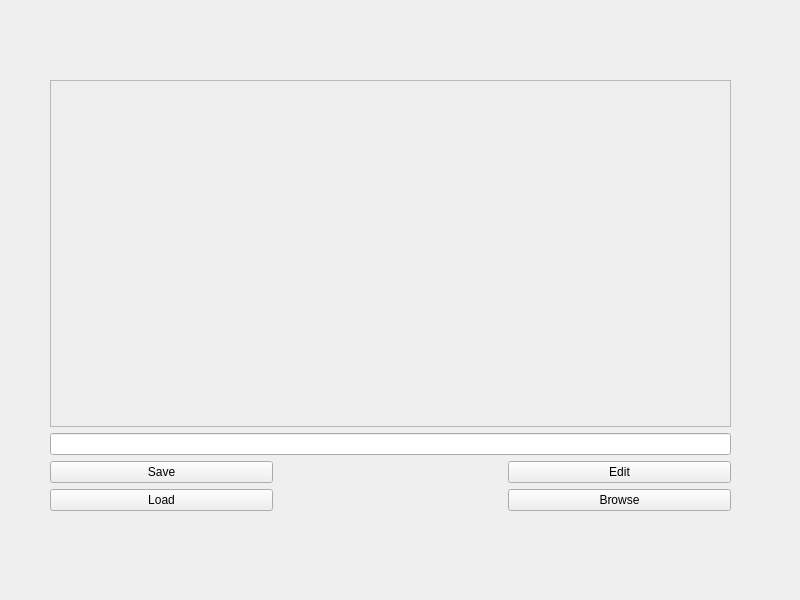
This is polynomial-solver/MainWindow.ui in aczarnas/polynomial-solver as Qt 5 draws it before an edit. The edited form follows.
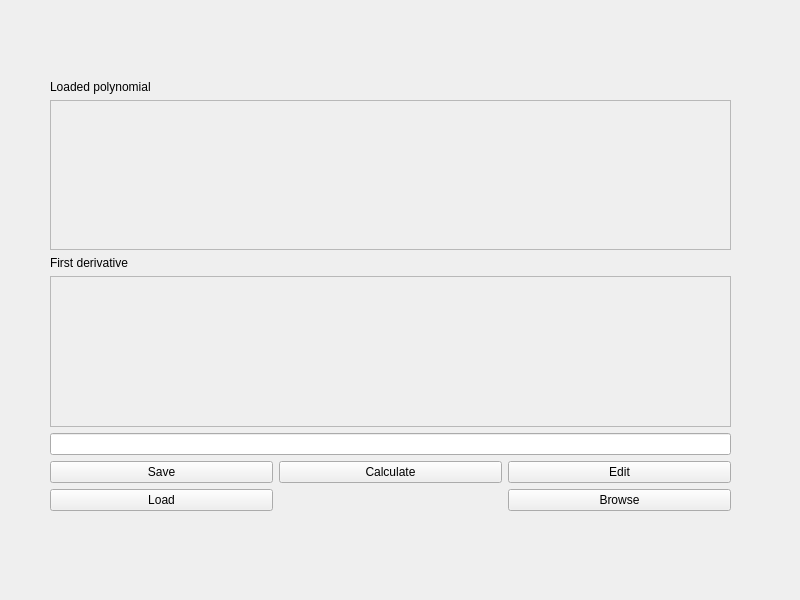
This is the edited form.

Commit message: added field for derivative

```diff
--- a/polynomial-solver/MainWindow.ui
+++ b/polynomial-solver/MainWindow.ui
@@ -14,7 +14,7 @@
    <string>MainWindow</string>
   </property>
   <widget class="QWidget" name="centralwidget">
-   <widget class="QWidget" name="">
+   <widget class="QWidget" name="layoutWidget">
     <property name="geometry">
      <rect>
       <x>50</x>
@@ -24,6 +24,13 @@
      </rect>
     </property>
     <layout class="QVBoxLayout" name="verticalLayout">
+     <item>
+      <widget class="QLabel" name="polynomialDisplayTextEditLabel">
+       <property name="text">
+        <string>Loaded polynomial</string>
+       </property>
+      </widget>
+     </item>
      <item>
       <widget class="QTextEdit" name="polynomialDisplayTextEdit">
        <property name="enabled">
@@ -31,6 +38,20 @@
        </property>
       </widget>
      </item>
+     <item>
+      <widget class="QLabel" name="firstDerivativeDisplayTextEditLavel">
+       <property name="text">
+        <string>First derivative</string>
+       </property>
+      </widget>
+     </item>
+     <item>
+      <widget class="QTextEdit" name="firstDerivativeDisplayTextEdit">
+       <property name="enabled">
+        <bool>false</bool>
+       </property>
+      </widget>
+     </item>
      <item>
       <layout class="QGridLayout" name="gridLayout">
        <item row="2" column="0">
@@ -71,6 +92,13 @@
          </property>
         </widget>
        </item>
+       <item row="1" column="1">
+        <widget class="QPushButton" name="calculateButton">
+         <property name="text">
+          <string>Calculate</string>
+         </property>
+        </widget>
+       </item>
       </layout>
      </item>
     </layout>
```
